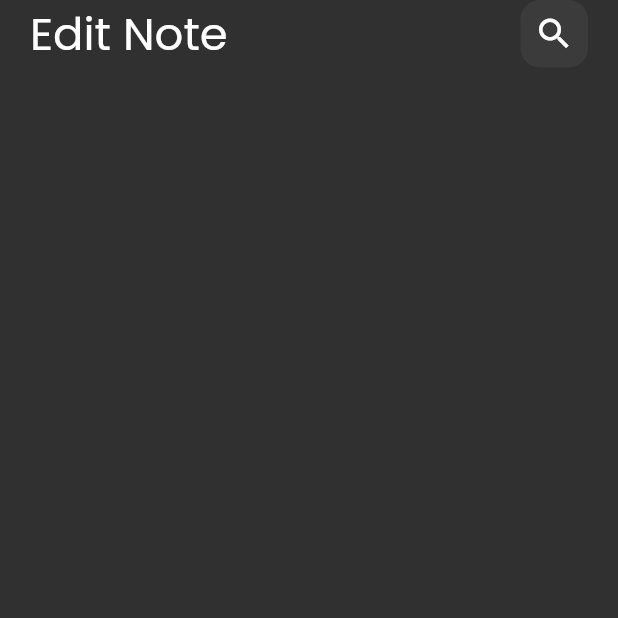
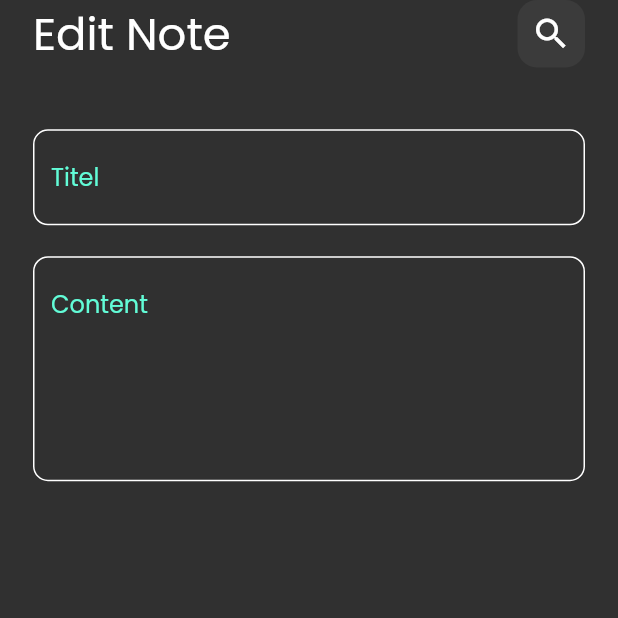
Before and after one commit to NadeenRR/note-app, a Flutter app: the screen it shows after launch, after a tap on "Flutter tips", on a phone screen of 412 x 824 dp, the top half of it. Run offline on Flutter 3.47's test engine with Material 2 defaults, Android fonts, the phone set to English and light mode, and no system bars.

Commit message:
edit note view done

```diff
--- a/lib/widget/edit_note_body.dart
+++ b/lib/widget/edit_note_body.dart
@@ -1,5 +1,6 @@
 import 'package:flutter/material.dart';
 import 'package:note_app/widget/custome_app_bar.dart';
+import 'package:note_app/widget/custome_text_field.dart';
 
 class EditNoteViewBody extends StatelessWidget {
   const EditNoteViewBody({super.key});
@@ -7,13 +8,23 @@ class EditNoteViewBody extends StatelessWidget {
   @override
   Widget build(BuildContext context) {
     return Padding(
-      padding: const EdgeInsets.symmetric(horizontal: 20),
+      padding: const EdgeInsets.symmetric(horizontal: 22),
       child: Column(
         children: [
-          CustomeAppBar(
+          const CustomeAppBar(
             title: 'Edit Note',
              icon: Icons.check,
           ),
+          SizedBox(
+            height: MediaQuery.of(context).size.height / 20
+          ),
+          const CustomeTextField(hintText: 'Titel'),
+          SizedBox(
+            height: MediaQuery.of(context).size.height / 40,
+          ),
+          const CustomeTextField(hintText: 'Content', maxLine: 5,),
+
+
 
         ],
       ),
--- a/lib/widget/note_app_body.dart
+++ b/lib/widget/note_app_body.dart
@@ -10,7 +10,7 @@ class NoteAppBody extends StatelessWidget {
   @override
   Widget build(BuildContext context) {
     return Padding(
-      padding: const EdgeInsets.symmetric(horizontal: 20),
+      padding: const EdgeInsets.symmetric(horizontal: 22),
       child: Column(
         children: const [
           CustomeAppBar(
```
